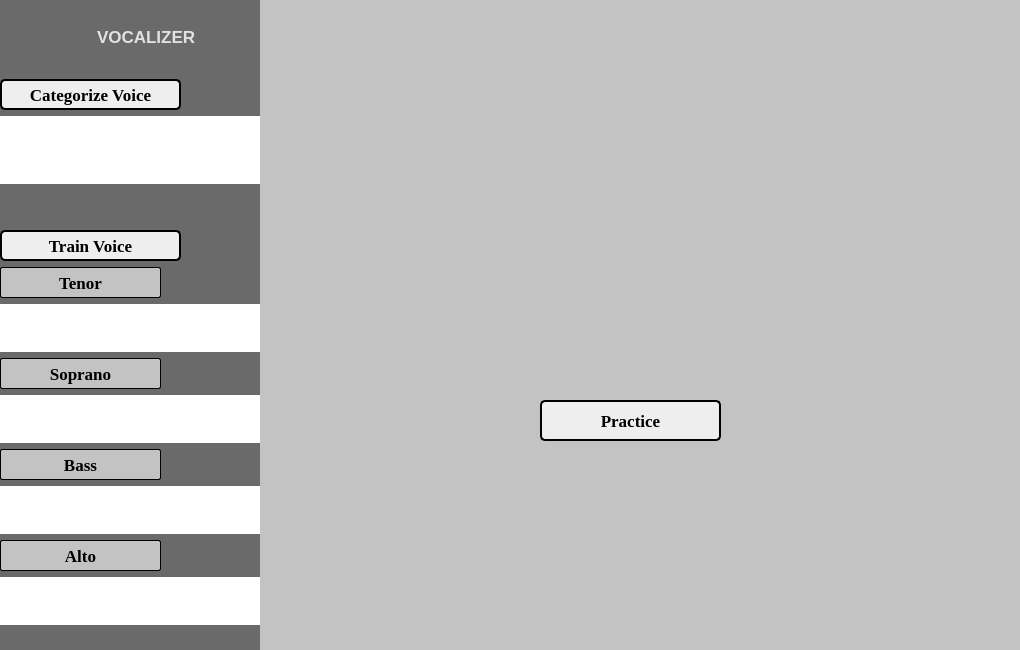
This is vocalizer/Vocalizer.ui in alvinjaymaique/voice_classifier as Qt 5 draws it before an edit. The edited form follows.
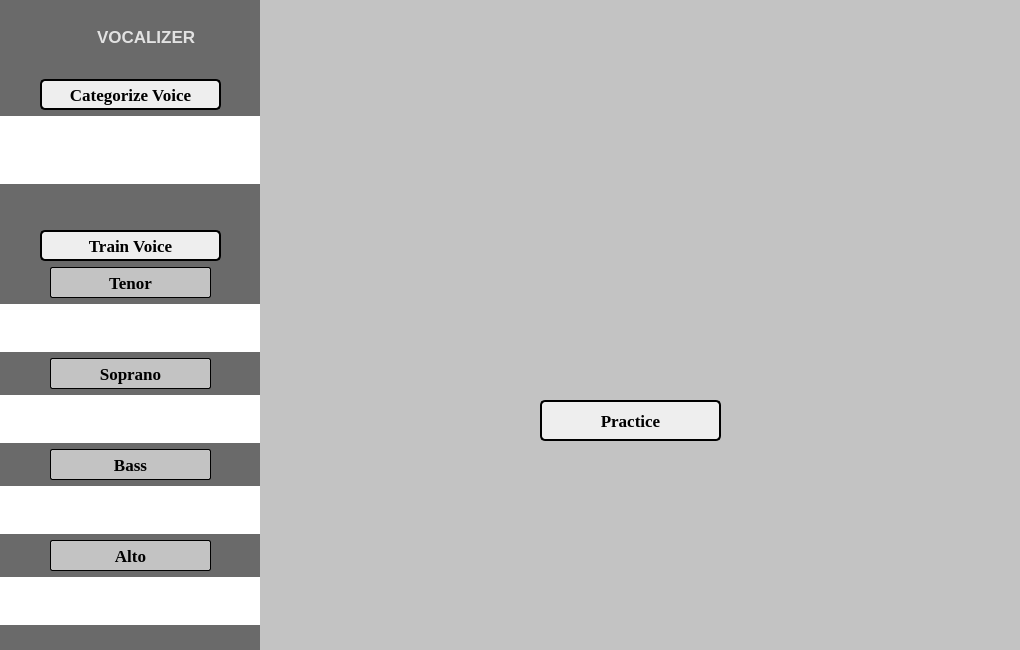
This is the edited form. Icons and pictures are not drawn.

The edit to the form file:
```diff
--- a/vocalizer/Vocalizer.ui
+++ b/vocalizer/Vocalizer.ui
@@ -79,7 +79,7 @@
         <property name="topMargin">
          <number>9</number>
         </property>
-        <item>
+        <item alignment="Qt::AlignHCenter">
          <widget class="QPushButton" name="CV_Button">
           <property name="minimumSize">
            <size>
@@ -185,7 +185,7 @@
       </item>
       <item>
        <layout class="QVBoxLayout" name="verticalLayout_2">
-        <item>
+        <item alignment="Qt::AlignHCenter">
          <widget class="QPushButton" name="TV_Button">
           <property name="enabled">
            <bool>true</bool>
@@ -243,7 +243,7 @@
           </property>
          </widget>
         </item>
-        <item>
+        <item alignment="Qt::AlignHCenter">
          <widget class="QPushButton" name="Tenor_Bttn">
           <property name="minimumSize">
            <size>
@@ -321,7 +321,7 @@
           </property>
          </widget>
         </item>
-        <item>
+        <item alignment="Qt::AlignHCenter">
          <widget class="QPushButton" name="Soprano_Bttn">
           <property name="minimumSize">
            <size>
@@ -393,7 +393,7 @@
           </property>
          </widget>
         </item>
-        <item>
+        <item alignment="Qt::AlignHCenter">
          <widget class="QPushButton" name="Bass_Bttn">
           <property name="minimumSize">
            <size>
@@ -471,7 +471,7 @@
           </property>
          </widget>
         </item>
-        <item>
+        <item alignment="Qt::AlignHCenter">
          <widget class="QPushButton" name="Alto_Bttn">
           <property name="minimumSize">
            <size>
```
Left out of the diff: 3 changed lines with no effect on the pictures.
